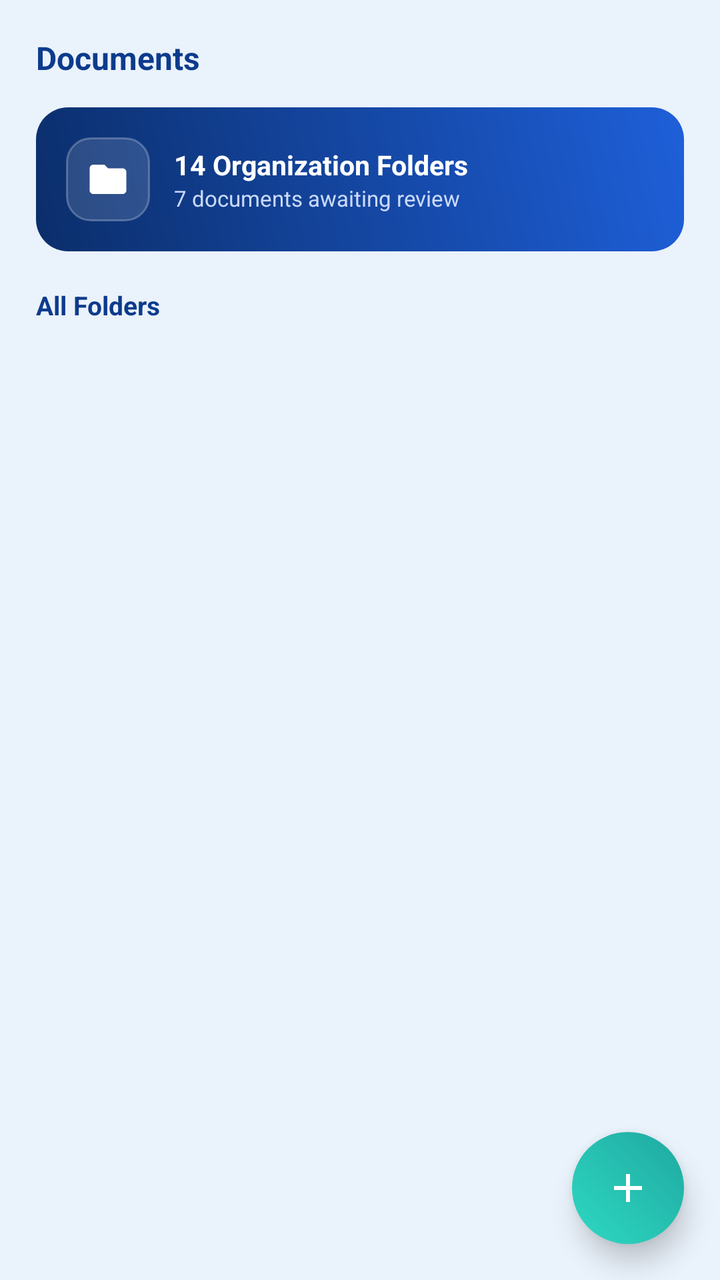
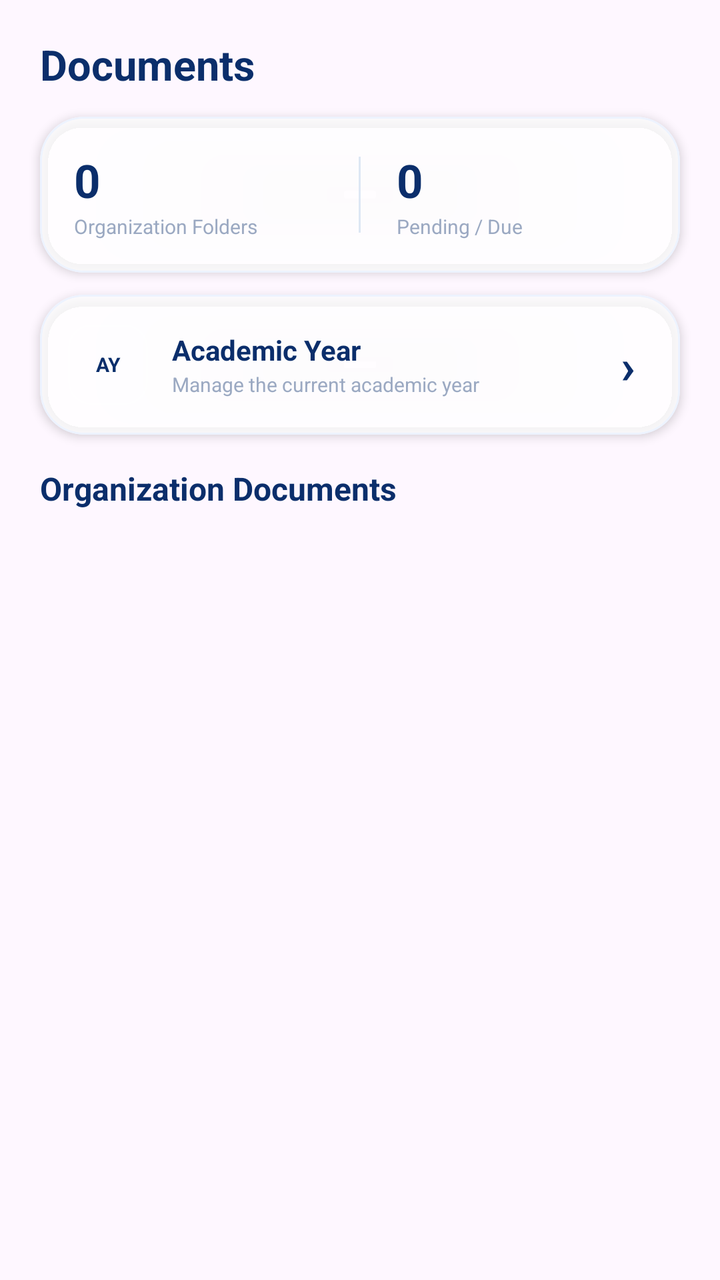

Compare the two renders of this Android layout. The source of the first and the diff that turns it into the second are given below.
<!-- AndroidManifest.xml: application theme Theme.KAYARA -->
<!-- res/layout/fragment_documents.xml -->
<?xml version="1.0" encoding="utf-8"?>
<androidx.constraintlayout.widget.ConstraintLayout
    xmlns:android="http://schemas.android.com/apk/res/android"
    xmlns:app="http://schemas.android.com/apk/res-auto"
    android:layout_width="match_parent"
    android:layout_height="match_parent"
    android:background="@color/bg_light">

    <androidx.core.widget.NestedScrollView
        android:layout_width="0dp"
        android:layout_height="0dp"
        app:layout_constraintTop_toTopOf="parent"
        app:layout_constraintBottom_toBottomOf="parent"
        app:layout_constraintStart_toStartOf="parent"
        app:layout_constraintEnd_toEndOf="parent">

        <LinearLayout
            android:layout_width="match_parent"
            android:layout_height="wrap_content"
            android:orientation="vertical"
            android:padding="18dp"
            android:paddingBottom="80dp">

            <TextView
                android:layout_width="wrap_content"
                android:layout_height="wrap_content"
                android:text="Documents"
                android:textColor="@color/dark_blue"
                android:textSize="16sp"
                android:textStyle="bold"
                android:layout_marginBottom="14dp" />

            <LinearLayout
                android:layout_width="match_parent"
                android:layout_height="wrap_content"
                android:orientation="horizontal"
                android:gravity="center_vertical"
                android:background="@drawable/bg_storage_summary"
                android:padding="15dp"
                android:layout_marginBottom="18dp">

                <ImageView
                    android:layout_width="42dp"
                    android:layout_height="42dp"
                    android:padding="10dp"
                    android:background="@drawable/bg_org_badge"
                    android:src="@drawable/ic_folder"
                    android:contentDescription="@null" />

                <LinearLayout
                    android:layout_width="0dp"
                    android:layout_height="wrap_content"
                    android:layout_weight="1"
                    android:layout_marginStart="12dp"
                    android:orientation="vertical">

                    <TextView
                        android:id="@+id/tvTotalFolders"
                        android:layout_width="wrap_content"
                        android:layout_height="wrap_content"
                        android:text="14 Organization Folders"
                        android:textColor="@color/white"
                        android:textSize="13.5sp"
                        android:textStyle="bold" />

                    <TextView
                        android:id="@+id/tvTotalPending"
                        android:layout_width="wrap_content"
                        android:layout_height="wrap_content"
                        android:text="7 documents awaiting review"
                        android:textColor="#CADAFA"
                        android:textSize="11sp" />
                </LinearLayout>
            </LinearLayout>

            <TextView
                android:layout_width="wrap_content"
                android:layout_height="wrap_content"
                android:text="All Folders"
                android:textColor="@color/dark_blue"
                android:textSize="13sp"
                android:textStyle="bold"
                android:layout_marginBottom="10dp" />

            <androidx.recyclerview.widget.RecyclerView
                android:id="@+id/rvFolders"
                android:layout_width="match_parent"
                android:layout_height="wrap_content"
                android:nestedScrollingEnabled="false"
                tools:listitem="@layout/item_folder"
                xmlns:tools="http://schemas.android.com/tools" />

        </LinearLayout>
    </androidx.core.widget.NestedScrollView>

    
    <ImageView
        android:id="@+id/fabAddFolder"
        android:layout_width="56dp"
        android:layout_height="56dp"
        android:layout_marginEnd="18dp"
        android:layout_marginBottom="18dp"
        android:background="@drawable/bg_fab"
        android:padding="16dp"
        android:src="@drawable/ic_add"
        android:elevation="8dp"
        android:clickable="true"
        android:focusable="true"
        android:contentDescription="@string/add_folder"
        app:layout_constraintBottom_toBottomOf="parent"
        app:layout_constraintEnd_toEndOf="parent" />

</androidx.constraintlayout.widget.ConstraintLayout>
<!-- res/layout/item_folder.xml (included above) -->
<?xml version="1.0" encoding="utf-8"?>
<LinearLayout xmlns:android="http://schemas.android.com/apk/res/android"
    android:layout_width="match_parent"
    android:layout_height="wrap_content"
    android:orientation="vertical"
    android:background="@drawable/bg_folder_card"
    android:padding="14dp">

    <ImageView
        android:id="@+id/imgFolderIcon"
        android:layout_width="42dp"
        android:layout_height="34dp"
        android:src="@drawable/ic_folder"
        android:layout_marginBottom="10dp"
        android:contentDescription="@null" />

    <TextView
        android:id="@+id/tvFolderOrgName"
        android:layout_width="match_parent"
        android:layout_height="wrap_content"
        android:text="Organization Name"
        android:textColor="@color/dark_blue"
        android:textSize="12sp"
        android:textStyle="bold"
        android:maxLines="2"
        android:layout_marginBottom="3dp" />

    <TextView
        android:id="@+id/tvFolderMeta"
        android:layout_width="wrap_content"
        android:layout_height="wrap_content"
        android:text="0 files"
        android:textColor="@color/text_gray"
        android:textSize="10sp"
        android:textStyle="bold" />

    <TextView
        android:id="@+id/tvFolderBadge"
        android:layout_width="wrap_content"
        android:layout_height="wrap_content"
        android:layout_marginTop="8dp"
        android:background="@drawable/bg_folder_badge_clear"
        android:paddingHorizontal="7dp"
        android:paddingVertical="3dp"
        android:text="CLEAR"
        android:textColor="@color/teal_deep"
        android:textSize="9sp"
        android:textStyle="bold" />

</LinearLayout>
<!-- resources referenced by this layout -->
<resources>
  <color name="bg_light">#EAF2FB</color>
  <color name="dark_blue">#0D3B8C</color>
  <color name="teal_deep">#0C8E82</color>
  <color name="text_gray">#5A6B7B</color>
  <color name="white">#FFFFFF</color>
  <!-- drawable bg_fab (drawable) -->
  <?xml version="1.0" encoding="utf-8"?>
  <shape xmlns:android="http://schemas.android.com/apk/res/android"
      android:shape="oval">
      <gradient android:startColor="@color/teal_start" android:endColor="@color/teal_end" android:angle="45" />
  </shape>
  <!-- drawable bg_folder_badge_clear (drawable) -->
  <?xml version="1.0" encoding="utf-8"?>
  <shape xmlns:android="http://schemas.android.com/apk/res/android"
      android:shape="rectangle">
      <corners android:radius="6dp" />
      <solid android:color="@color/teal_bg" />
  </shape>
  <!-- drawable bg_folder_card (drawable) -->
  <?xml version="1.0" encoding="utf-8"?>
  <shape xmlns:android="http://schemas.android.com/apk/res/android"
      android:shape="rectangle">
      <corners android:radius="16dp" />
      <solid android:color="@color/white" />
      <stroke android:width="1dp" android:color="@color/card_border" />
  </shape>
  <!-- drawable bg_org_badge (drawable) -->
  <?xml version="1.0" encoding="utf-8"?>
  <shape xmlns:android="http://schemas.android.com/apk/res/android"
      android:shape="rectangle">
      <corners android:radius="12dp" />
      <solid android:color="#22FFFFFF" />
      <stroke android:width="1dp" android:color="#40FFFFFF" />
  </shape>
  <!-- drawable bg_storage_summary (drawable) -->
  <?xml version="1.0" encoding="utf-8"?>
  <shape xmlns:android="http://schemas.android.com/apk/res/android"
      android:shape="rectangle">
      <corners android:radius="16dp" />
      <gradient
          android:startColor="@color/navy"
          android:endColor="@color/mid_blue"
          android:angle="45" />
  </shape>
  <!-- drawable ic_add (drawable) -->
  <vector xmlns:android="http://schemas.android.com/apk/res/android"
      android:width="24dp" android:height="24dp"
      android:viewportWidth="24" android:viewportHeight="24">
      <path android:fillColor="#FFFFFF"
          android:pathData="M19,13h-6v6h-2v-6H5v-2h6V5h2v6h6z"/>
  </vector>
  <!-- drawable ic_folder (drawable) -->
  <vector xmlns:android="http://schemas.android.com/apk/res/android"
      android:width="24dp" android:height="24dp"
      android:viewportWidth="24" android:viewportHeight="24">
      <path android:fillColor="#FFFFFF"
          android:pathData="M20,6h-8l-2,-2L4,4c-1.1,0 -2,0.9 -2,2v12c0,1.1 0.9,2 2,2h16c1.1,0 2,-0.9 2,-2L22,8c0,-1.1 -0.9,-2 -2,-2z"/>
  </vector>
  <string name="add_folder">Add Organization Folder</string>
  <style name="Theme.KAYARA" parent="Base.Theme.KAYARA" />
  <color name="teal_start">#2ED9C3</color>
  <color name="teal_end">#1FA8A0</color>
  <color name="teal_bg">#E4F9F6</color>
  <color name="card_border">#E4EAF4</color>
  <color name="navy">#0B2E6B</color>
  <color name="mid_blue">#1E5FD9</color>
  <style name="Base.Theme.KAYARA" parent="Theme.Material3.DayNight.NoActionBar">
          
          
      </style>
</resources>

<!-- the commit's change to res/layout/fragment_documents.xml (unified diff, before → after) -->
@@ -1,164 +1,31 @@
-<?xml version="1.0" encoding="utf-8"?>
-<androidx.constraintlayout.widget.ConstraintLayout
-    xmlns:android="http://schemas.android.com/apk/res/android"
-    xmlns:app="http://schemas.android.com/apk/res-auto"
-    android:layout_width="match_parent"
-    android:layout_height="match_parent"
-    android:background="@color/bg_light">
-
-    <androidx.core.widget.NestedScrollView
-        android:layout_width="0dp"
-        android:layout_height="0dp"
-        app:layout_constraintTop_toTopOf="parent"
-        app:layout_constraintBottom_toBottomOf="parent"
-        app:layout_constraintStart_toStartOf="parent"
-        app:layout_constraintEnd_toEndOf="parent">
-
-        <LinearLayout
-            android:layout_width="match_parent"
-            android:layout_height="wrap_content"
-            android:orientation="vertical"
-            android:padding="18dp"
-            android:paddingBottom="80dp">
-
-            <TextView
-                android:layout_width="wrap_content"
-                android:layout_height="wrap_content"
-                android:text="Documents"
-                android:textColor="@color/dark_blue"
-                android:textSize="16sp"
-                android:textStyle="bold"
-                android:layout_marginBottom="14dp" />
-
-            <LinearLayout
-                android:layout_width="match_parent"
-                android:layout_height="wrap_content"
-                android:orientation="horizontal"
-                android:gravity="center_vertical"
-                android:background="@drawable/bg_storage_summary"
-                android:padding="15dp"
-                android:layout_marginBottom="18dp">
-
-                <ImageView
-                    android:layout_width="42dp"
-                    android:layout_height="42dp"
-                    android:padding="10dp"
-                    android:background="@drawable/bg_org_badge"
-                    android:src="@drawable/ic_folder"
-                    android:contentDescription="@null" />
-
-                <LinearLayout
-                    android:layout_width="0dp"
-                    android:layout_height="wrap_content"
-                    android:layout_weight="1"
-                    android:layout_marginStart="12dp"
-                    android:orientation="vertical">
-
-                    <TextView
-                        android:id="@+id/tvTotalFolders"
-                        android:layout_width="wrap_content"
-                        android:layout_height="wrap_content"
-                        android:text="14 Organization Folders"
-                        android:textColor="@color/white"
-                        android:textSize="13.5sp"
-                        android:textStyle="bold" />
-
-                    <TextView
-                        android:id="@+id/tvTotalPending"
-                        android:layout_width="wrap_content"
-                        android:layout_height="wrap_content"
-                        android:text="7 documents awaiting review"
-                        android:textColor="#CADAFA"
-                        android:textSize="11sp" />
-                </LinearLayout>
+<androidx.constraintlayout.widget.ConstraintLayout xmlns:android="http://schemas.android.com/apk/res/android" xmlns:app="http://schemas.android.com/apk/res-auto" android:layout_width="match_parent" android:layout_height="match_parent" android:background="#00FFFFFF">
+    <TextView android:id="@+id/tvDocumentsTitle" android:layout_width="0dp" android:layout_height="wrap_content" android:layout_marginStart="20dp" android:layout_marginTop="18dp" android:layout_marginEnd="20dp" android:text="Documents" android:textColor="@color/navy" android:textSize="21sp" android:textStyle="bold" app:layout_constraintEnd_toEndOf="parent" app:layout_constraintStart_toStartOf="parent" app:layout_constraintTop_toTopOf="parent"/>
+    <com.google.android.material.card.MaterialCardView android:id="@+id/storageSummary" android:layout_width="0dp" android:layout_height="78dp" android:layout_marginStart="20dp" android:layout_marginTop="12dp" android:layout_marginEnd="20dp" app:cardBackgroundColor="#CCFFFFFF" app:cardCornerRadius="22dp" app:cardElevation="3dp" app:strokeColor="#EDF3FF" app:strokeWidth="1dp" app:layout_constraintEnd_toEndOf="parent" app:layout_constraintStart_toStartOf="parent" app:layout_constraintTop_toBottomOf="@id/tvDocumentsTitle">
+        <LinearLayout android:layout_width="match_parent" android:layout_height="match_parent" android:gravity="center_vertical" android:orientation="horizontal" android:paddingStart="17dp" android:paddingEnd="17dp">
+            <LinearLayout android:layout_width="0dp" android:layout_height="wrap_content" android:layout_weight="1" android:orientation="vertical">
+                <TextView android:id="@+id/tvTotalFolders" android:layout_width="wrap_content" android:layout_height="wrap_content" android:text="0" android:textColor="@color/navy" android:textSize="23sp" android:textStyle="bold"/>
+                <TextView android:layout_width="wrap_content" android:layout_height="wrap_content" android:layout_marginTop="1dp" android:text="Organization Folders" android:textColor="@color/placeholder_gray" android:textSize="10sp"/>
             </LinearLayout>
-
-            <TextView
-                android:layout_width="wrap_content"
-                android:layout_height="wrap_content"
-                android:text="All Folders"
-                android:textColor="@color/dark_blue"
-                android:textSize="13sp"
-                android:textStyle="bold"
-                android:layout_marginBottom="10dp" />
-
-            <androidx.recyclerview.widget.RecyclerView
-                android:id="@+id/rvFolders"
-                android:layout_width="match_parent"
-                android:layout_height="wrap_content"
-                android:nestedScrollingEnabled="false"
-                tools:listitem="@layout/item_folder"
-                xmlns:tools="http://schemas.android.com/tools" />
-
+            <View android:layout_width="1dp" android:layout_height="38dp" android:background="#DDE7F4"/>
+            <LinearLayout android:layout_width="0dp" android:layout_height="wrap_content" android:layout_weight="1" android:orientation="vertical" android:paddingStart="18dp">
+                <TextView android:id="@+id/tvTotalPending" android:layout_width="wrap_content" android:layout_height="wrap_content" android:text="0" android:textColor="@color/navy" android:textSize="23sp" android:textStyle="bold"/>
+                <TextView android:layout_width="wrap_content" android:layout_height="wrap_content" android:layout_marginTop="1dp" android:text="Pending / Due" android:textColor="@color/placeholder_gray" android:textSize="10sp"/>
+            </LinearLayout>
         </LinearLayout>
-    </androidx.core.widget.NestedScrollView>
-
-    
-    <ImageView
-        android:id="@+id/fabAddFolder"
-        android:layout_width="56dp"
-        android:layout_height="56dp"
-        android:layout_marginEnd="18dp"
-        android:layout_marginBottom="18dp"
-        android:background="@drawable/bg_fab"
-        android:padding="16dp"
-        android:src="@drawable/ic_add"
-        android:elevation="8dp"
-        android:clickable="true"
-        android:focusable="true"
-        android:contentDescription="@string/add_folder"
-        app:layout_constraintBottom_toBottomOf="parent"
-        app:layout_constraintEnd_toEndOf="parent" />
-
+    </com.google.android.material.card.MaterialCardView>
+    <com.google.android.material.card.MaterialCardView android:id="@+id/btnAcademicYear" android:layout_width="0dp" android:layout_height="70dp" android:layout_marginStart="20dp" android:layout_marginTop="11dp" android:layout_marginEnd="20dp" android:clickable="true" android:focusable="true" app:cardBackgroundColor="#CCFFFFFF" app:cardCornerRadius="22dp" app:cardElevation="3dp" app:strokeColor="#EDF3FF" app:strokeWidth="1dp" app:layout_constraintEnd_toEndOf="parent" app:layout_constraintStart_toStartOf="parent" app:layout_constraintTop_toBottomOf="@id/storageSummary">
+        <LinearLayout android:layout_width="match_parent" android:layout_height="match_parent" android:gravity="center_vertical" android:orientation="horizontal" android:paddingStart="14dp" android:paddingEnd="12dp">
+            <FrameLayout android:layout_width="40dp" android:layout_height="40dp" android:background="@drawable/bg_header_icon_btn">
+                <TextView android:layout_width="match_parent" android:layout_height="match_parent" android:gravity="center" android:text="AY" android:textColor="@color/navy" android:textSize="10sp" android:textStyle="bold"/>
+            </FrameLayout>
+            <LinearLayout android:layout_width="0dp" android:layout_height="wrap_content" android:layout_marginStart="12dp" android:layout_weight="1" android:orientation="vertical">
+                <TextView android:layout_width="wrap_content" android:layout_height="wrap_content" android:text="Academic Year" android:textColor="@color/navy" android:textSize="14sp" android:textStyle="bold"/>
+                <TextView android:layout_width="wrap_content" android:layout_height="wrap_content" android:layout_marginTop="1dp" android:text="Manage the current academic year" android:textColor="@color/placeholder_gray" android:textSize="10sp"/>
+            </LinearLayout>
+            <TextView android:layout_width="28dp" android:layout_height="40dp" android:gravity="center" android:text="›" android:textColor="@color/navy" android:textSize="24sp" android:textStyle="bold"/>
+        </LinearLayout>
+    </com.google.android.material.card.MaterialCardView>
+    <TextView android:id="@+id/tvOrganizationDocuments" android:layout_width="0dp" android:layout_height="wrap_content" android:layout_marginStart="20dp" android:layout_marginTop="16dp" android:layout_marginEnd="20dp" android:text="Organization Documents" android:textColor="@color/navy" android:textSize="16sp" android:textStyle="bold" app:layout_constraintEnd_toEndOf="parent" app:layout_constraintStart_toStartOf="parent" app:layout_constraintTop_toBottomOf="@id/btnAcademicYear"/>
+    <TextView android:id="@+id/tvEmptyDocuments" android:layout_width="0dp" android:layout_height="wrap_content" android:layout_marginStart="30dp" android:layout_marginTop="24dp" android:layout_marginEnd="30dp" android:gravity="center" android:text="No organization documents available yet." android:textColor="@color/placeholder_gray" android:textSize="12sp" android:visibility="gone" app:layout_constraintEnd_toEndOf="parent" app:layout_constraintStart_toStartOf="parent" app:layout_constraintTop_toBottomOf="@id/tvOrganizationDocuments"/>
+    <androidx.recyclerview.widget.RecyclerView android:id="@+id/rvFolders" android:layout_width="0dp" android:layout_height="0dp" android:layout_marginStart="16dp" android:layout_marginTop="8dp" android:layout_marginEnd="16dp" android:layout_marginBottom="8dp" android:clipToPadding="false" android:paddingTop="2dp" android:paddingBottom="8dp" app:layout_constraintBottom_toBottomOf="parent" app:layout_constraintEnd_toEndOf="parent" app:layout_constraintStart_toStartOf="parent" app:layout_constraintTop_toBottomOf="@id/tvOrganizationDocuments"/>
 </androidx.constraintlayout.widget.ConstraintLayout>
-<!-- res/layout/item_folder.xml (included above) -->
-<?xml version="1.0" encoding="utf-8"?>
-<LinearLayout xmlns:android="http://schemas.android.com/apk/res/android"
-    android:layout_width="match_parent"
-    android:layout_height="wrap_content"
-    android:orientation="vertical"
-    android:background="@drawable/bg_folder_card"
-    android:padding="14dp">
-
-    <ImageView
-        android:id="@+id/imgFolderIcon"
-        android:layout_width="42dp"
-        android:layout_height="34dp"
-        android:src="@drawable/ic_folder"
-        android:layout_marginBottom="10dp"
-        android:contentDescription="@null" />
-
-    <TextView
-        android:id="@+id/tvFolderOrgName"
-        android:layout_width="match_parent"
-        android:layout_height="wrap_content"
-        android:text="Organization Name"
-        android:textColor="@color/dark_blue"
-        android:textSize="12sp"
-        android:textStyle="bold"
-        android:maxLines="2"
-        android:layout_marginBottom="3dp" />
-
-    <TextView
-        android:id="@+id/tvFolderMeta"
-        android:layout_width="wrap_content"
-        android:layout_height="wrap_content"
-        android:text="0 files"
-        android:textColor="@color/text_gray"
-        android:textSize="10sp"
-        android:textStyle="bold" />
-
-    <TextView
-        android:id="@+id/tvFolderBadge"
-        android:layout_width="wrap_content"
-        android:layout_height="wrap_content"
-        android:layout_marginTop="8dp"
-        android:background="@drawable/bg_folder_badge_clear"
-        android:paddingHorizontal="7dp"
-        android:paddingVertical="3dp"
-        android:text="CLEAR"
-        android:textColor="@color/teal_deep"
-        android:textSize="9sp"
-        android:textStyle="bold" />
-
-</LinearLayout>
<!-- resource entries referenced after the edit -->
@@ -1,71 +1,16 @@
 <!-- resources referenced by this layout -->
 <resources>
-  <color name="bg_light">#EAF2FB</color>
-  <color name="dark_blue">#0D3B8C</color>
-  <color name="teal_deep">#0C8E82</color>
-  <color name="text_gray">#5A6B7B</color>
-  <color name="white">#FFFFFF</color>
-  <!-- drawable bg_fab (drawable) -->
-  <?xml version="1.0" encoding="utf-8"?>
-  <shape xmlns:android="http://schemas.android.com/apk/res/android"
-      android:shape="oval">
-      <gradient android:startColor="@color/teal_start" android:endColor="@color/teal_end" android:angle="45" />
-  </shape>
-  <!-- drawable bg_folder_badge_clear (drawable) -->
+  <style name="Theme.KAYARA" parent="Base.Theme.KAYARA" />
+  <color name="navy">#0B2E6B</color>
+  <color name="placeholder_gray">#9BA9C2</color>
+  <!-- drawable bg_header_icon_btn (drawable) -->
   <?xml version="1.0" encoding="utf-8"?>
   <shape xmlns:android="http://schemas.android.com/apk/res/android"
       android:shape="rectangle">
-      <corners android:radius="6dp" />
-      <solid android:color="@color/teal_bg" />
+      <corners android:radius="11dp" />
+      <solid android:color="#24FFFFFF" />
+      <stroke android:width="1dp" android:color="#33FFFFFF" />
   </shape>
-  <!-- drawable bg_folder_card (drawable) -->
-  <?xml version="1.0" encoding="utf-8"?>
-  <shape xmlns:android="http://schemas.android.com/apk/res/android"
-      android:shape="rectangle">
-      <corners android:radius="16dp" />
-      <solid android:color="@color/white" />
-      <stroke android:width="1dp" android:color="@color/card_border" />
-  </shape>
-  <!-- drawable bg_org_badge (drawable) -->
-  <?xml version="1.0" encoding="utf-8"?>
-  <shape xmlns:android="http://schemas.android.com/apk/res/android"
-      android:shape="rectangle">
-      <corners android:radius="12dp" />
-      <solid android:color="#22FFFFFF" />
-      <stroke android:width="1dp" android:color="#40FFFFFF" />
-  </shape>
-  <!-- drawable bg_storage_summary (drawable) -->
-  <?xml version="1.0" encoding="utf-8"?>
-  <shape xmlns:android="http://schemas.android.com/apk/res/android"
-      android:shape="rectangle">
-      <corners android:radius="16dp" />
-      <gradient
-          android:startColor="@color/navy"
-          android:endColor="@color/mid_blue"
-          android:angle="45" />
-  </shape>
-  <!-- drawable ic_add (drawable) -->
-  <vector xmlns:android="http://schemas.android.com/apk/res/android"
-      android:width="24dp" android:height="24dp"
-      android:viewportWidth="24" android:viewportHeight="24">
-      <path android:fillColor="#FFFFFF"
-          android:pathData="M19,13h-6v6h-2v-6H5v-2h6V5h2v6h6z"/>
-  </vector>
-  <!-- drawable ic_folder (drawable) -->
-  <vector xmlns:android="http://schemas.android.com/apk/res/android"
-      android:width="24dp" android:height="24dp"
-      android:viewportWidth="24" android:viewportHeight="24">
-      <path android:fillColor="#FFFFFF"
-          android:pathData="M20,6h-8l-2,-2L4,4c-1.1,0 -2,0.9 -2,2v12c0,1.1 0.9,2 2,2h16c1.1,0 2,-0.9 2,-2L22,8c0,-1.1 -0.9,-2 -2,-2z"/>
-  </vector>
-  <string name="add_folder">Add Organization Folder</string>
-  <style name="Theme.KAYARA" parent="Base.Theme.KAYARA" />
-  <color name="teal_start">#2ED9C3</color>
-  <color name="teal_end">#1FA8A0</color>
-  <color name="teal_bg">#E4F9F6</color>
-  <color name="card_border">#E4EAF4</color>
-  <color name="navy">#0B2E6B</color>
-  <color name="mid_blue">#1E5FD9</color>
   <style name="Base.Theme.KAYARA" parent="Theme.Material3.DayNight.NoActionBar">
           
           
